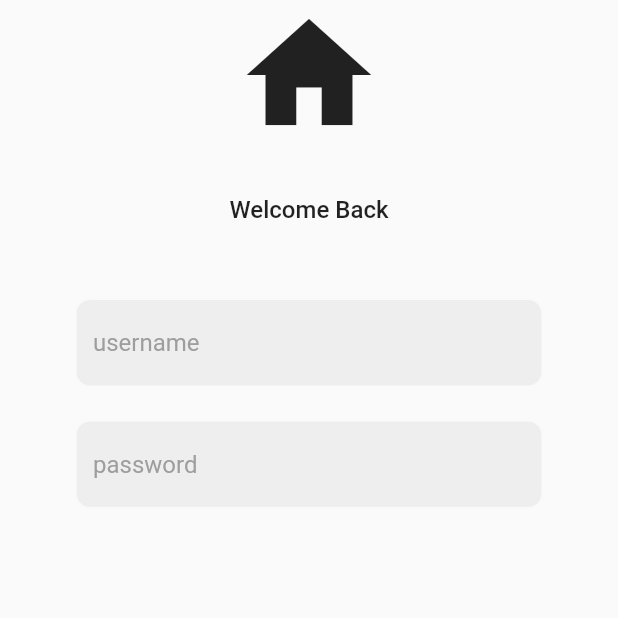
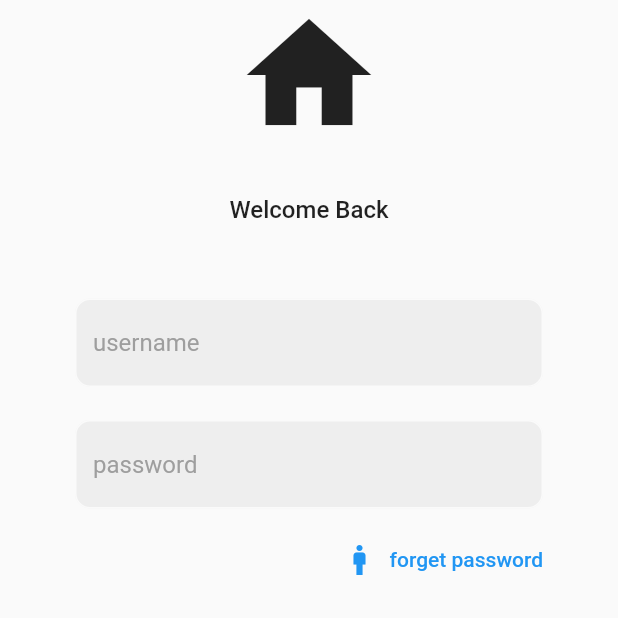
Before and after one commit to spector-0110/login-page-user-auth, a Flutter app: the screen it shows after launch, on a phone screen of 412 x 824 dp, the top half of it. Run offline on Flutter 3.47's test engine with Material 2 defaults, Android fonts, the phone set to English and light mode, and no system bars.

Commit message:
forget password

```diff
--- a/lib/pages/login_page.dart
+++ b/lib/pages/login_page.dart
@@ -50,6 +50,17 @@ class LoginPage extends StatelessWidget {
               ),
 
               //forget password buttom
+              Padding(
+                padding: const EdgeInsets.symmetric(horizontal:42.0,vertical: 10.0),
+                child: Row(
+                  mainAxisAlignment: MainAxisAlignment.end,
+                  children: [
+                    TextButton.icon(onPressed: (){}, icon:const Icon(Icons.man), label:const Text('forget password'))
+                  ],
+                ),
+              ),
+
+              //
 
             ],
           ),
```
